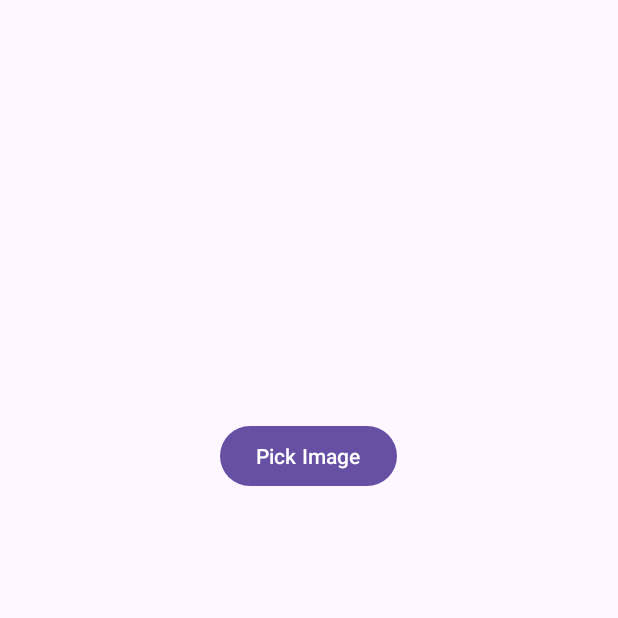
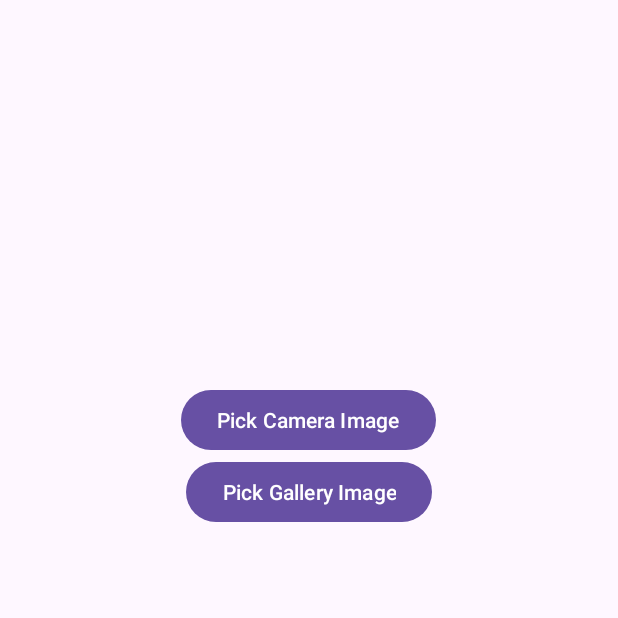
Before and after one commit to shiburajrs/imagepicker_utils, an Android app: the screen it shows after launch (MainActivity), on a phone screen of 412 x 824 dp, the top half of it. Run offline under Robolectric (Android 15) with nearby library versions, the phone set to English and light mode, and no system bars.

Commit message:
Update buttons for image picking options
Layout updated

```diff
--- a/app/src/main/res/layout/activity_main.xml
+++ b/app/src/main/res/layout/activity_main.xml
@@ -15,10 +15,16 @@
         android:padding="16dp">
 
         <Button
-            android:id="@+id/pickImageButton"
+            android:id="@+id/pickCameraButton"
             android:layout_width="wrap_content"
             android:layout_height="wrap_content"
-            android:text="Pick Image" />
+            android:text="Pick Camera Image" />
+
+        <Button
+            android:id="@+id/pickGalleryButton"
+            android:layout_width="wrap_content"
+            android:layout_height="wrap_content"
+            android:text="Pick Gallery Image" />
 
         <ImageView
             android:id="@+id/imageView"
```
